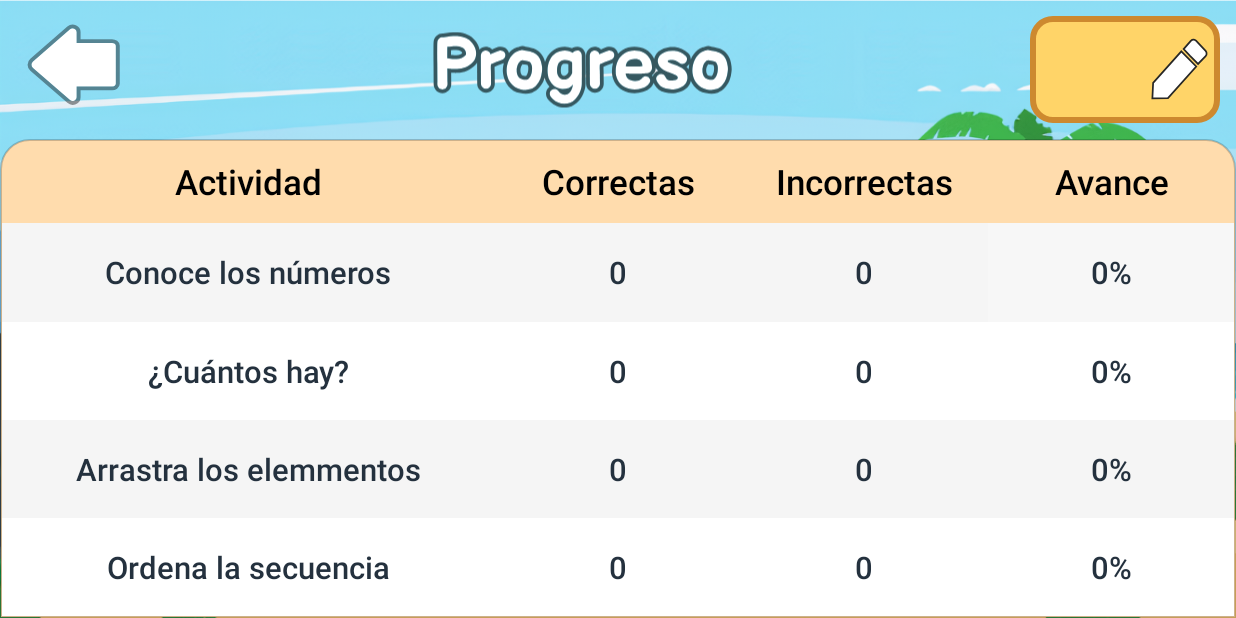
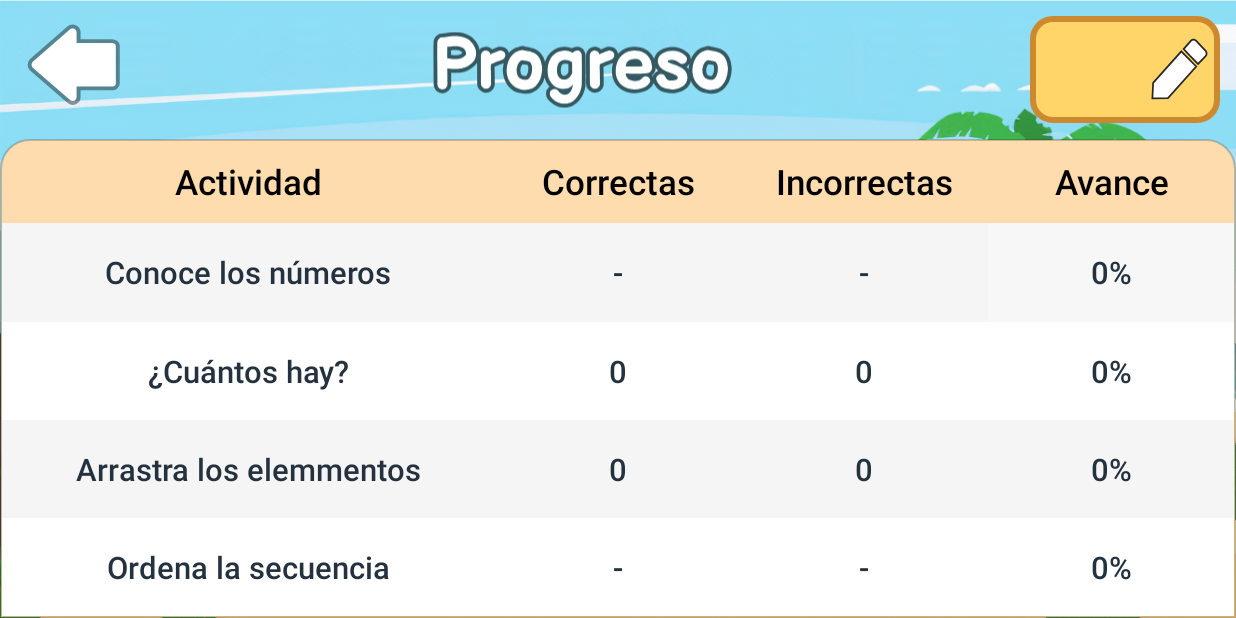
Before and after one commit to jimmy-jossue/Aprendiendo_a_contar_movil, an Android app: the ProgressFragment screen opened through its navigation route, on a phone screen of 824 x 412 dp (held sideways). Run offline under Robolectric (Android 15) with nearby library versions, the phone set to English and light mode, and no system bars; our stand-ins replace Room's generated code, sdp/ssp sizes.

Commit message:
-- Progreso - Datos de actividad Cuantos Hay -- Progreso - Datos de actividad Arrastra -- Dialog de estrellas en las 3 primeras actividades

```diff
--- a/app/src/main/java/com/janus/aprendiendoacontar/menu/MenuFragment.java
+++ b/app/src/main/java/com/janus/aprendiendoacontar/menu/MenuFragment.java
@@ -122,11 +122,11 @@ public class MenuFragment extends BaseFragment implements View.OnClickListener,
             btnCuantos.setImageResource(R.drawable.btn_menu_cuantos);
             btnCuantos.setEnabled(true);
 
-            if (avancesCuantos >= 10) {
+            if (avancesCuantos >= 15) {
                 btnArrastra.setImageResource(R.drawable.btn_menu_arrastra);
                 btnArrastra.setEnabled(true);
 
-                if (avancesArrastra > 15) {
+                if (avancesArrastra > 10) {
                     btnOrdena.setImageResource(R.drawable.btn_menu_ordena);
                     btnOrdena.setEnabled(true);
                 }
--- a/app/src/main/java/com/janus/aprendiendoacontar/menu/ProgressFragment.java
+++ b/app/src/main/java/com/janus/aprendiendoacontar/menu/ProgressFragment.java
@@ -84,33 +84,61 @@ public class ProgressFragment extends BaseFragment implements Observer, View.OnC
         TextView tvConoce_incorrectas = view.findViewById(R.id.tvConoce_incorrectas);
         TextView tvConoce_avance = view.findViewById(R.id.tvConoce_avance);
 
-        tvConoce_correctas.setText(String.valueOf(actConoce.ejerciciosCorrectos));
-        tvConoce_incorrectas.setText(String.valueOf(actConoce.ejerciciosIncorrectos));
-        tvConoce_avance.setText((actConoce.ejerciciosCorrectos * 100) / 20 + "%");
+        try {
+            tvConoce_correctas.setText(String.valueOf(actConoce.ejerciciosCorrectos));
+            tvConoce_incorrectas.setText(String.valueOf(actConoce.ejerciciosIncorrectos));
+            tvConoce_avance.setText((actConoce.ejerciciosCorrectos * 100) / 20 + "%");
+
+        } catch (Exception ex) {
+            tvConoce_correctas.setText("-");
+            tvConoce_incorrectas.setText("-");
+            tvConoce_avance.setText("0%");
+        }
+
 
         TextView tvCuantos_correctas = view.findViewById(R.id.tvCuantos_correctas);
         TextView tvCuantos_incorrectas = view.findViewById(R.id.tvCuantos_incorrectas);
         TextView tvCuantos_avance = view.findViewById(R.id.tvCuantos_avance);
 
-//        tvCuantos_correctas.setText(String.valueOf(actCuantos.ejerciciosCorrectos));
-//        tvCuantos_incorrectas.setText(String.valueOf(actCuantos.ejerciciosIncorrectos));
-//        tvCuantos_avance.setText(String.valueOf((actCuantos.ejerciciosCorrectos * 100) / 20));
-//
-//        TextView tvArrastra_correctas = view.findViewById(R.id.tvArrastra_correctas);
-//        TextView tvArrastra_incorrectas = view.findViewById(R.id.tvArrastra_incorrectas);
-//        TextView tvArrastra_avance = view.findViewById(R.id.tvArrastra_avance);
-//
-//        tvArrastra_correctas.setText(String.valueOf(actArrastra.ejerciciosCorrectos));
-//        tvArrastra_incorrectas.setText(String.valueOf(actArrastra.ejerciciosIncorrectos));
-//        tvArrastra_avance.setText(String.valueOf((actArrastra.ejerciciosCorrectos * 100) / 20));
-//
-//        TextView tvOrdena_correctas = view.findViewById(R.id.tvOrdena_correctas);
-//        TextView tvOrdena_incorrectas = view.findViewById(R.id.tvOrdena_incorrectas);
-//        TextView tvOrdena_avance = view.findViewById(R.id.tvOrdena_avance);
-//
-//        tvOrdena_correctas.setText(String.valueOf(actOrdena.ejerciciosCorrectos));
-//        tvOrdena_incorrectas.setText(String.valueOf(actOrdena.ejerciciosIncorrectos));
-//        tvOrdena_avance.setText(String.valueOf((actOrdena.ejerciciosCorrectos * 100) / 20));
+        try {
+            tvCuantos_correctas.setText(String.valueOf(actCuantos.ejerciciosCorrectos));
+            tvCuantos_incorrectas.setText(String.valueOf(actCuantos.ejerciciosIncorrectos));
+            tvCuantos_avance.setText((actCuantos.ejerciciosCorrectos * 100) / 20 + "%");
 
+        } catch (Exception ex) {
+            tvCuantos_correctas.setText("-");
+            tvCuantos_incorrectas.setText("-");
+            tvCuantos_avance.setText("0%");
+        }
+
+        TextView tvArrastra_correctas = view.findViewById(R.id.tvArrastra_correctas);
+        TextView tvArrastra_incorrectas = view.findViewById(R.id.tvArrastra_incorrectas);
+        TextView tvArrastra_avance = view.findViewById(R.id.tvArrastra_avance);
+
+        try {
+            tvArrastra_correctas.setText(String.valueOf(actArrastra.ejerciciosCorrectos));
+            tvArrastra_incorrectas.setText(String.valueOf(actArrastra.ejerciciosIncorrectos));
+            tvArrastra_avance.setText((actArrastra.ejerciciosCorrectos * 100) / 20 + "%");
+
+        } catch (Exception ex) {
+            tvArrastra_correctas.setText("-");
+            tvArrastra_incorrectas.setText("-");
+            tvArrastra_avance.setText("0%");
+        }
+
+        TextView tvOrdena_correctas = view.findViewById(R.id.tvOrdena_correctas);
+        TextView tvOrdena_incorrectas = view.findViewById(R.id.tvOrdena_incorrectas);
+        TextView tvOrdena_avance = view.findViewById(R.id.tvOrdena_avance);
+
+        try {
+            tvOrdena_correctas.setText(String.valueOf(actOrdena.ejerciciosCorrectos));
+            tvOrdena_incorrectas.setText(String.valueOf(actOrdena.ejerciciosIncorrectos));
+            tvOrdena_avance.setText((actOrdena.ejerciciosCorrectos * 100) / 20 + "%");
+
+        } catch (Exception ex) {
+            tvOrdena_correctas.setText("-");
+            tvOrdena_incorrectas.setText("-");
+            tvOrdena_avance.setText("0%");
+        }
     }
 }
```
Also changed, not shown: app/src/main/java/com/janus/aprendiendoacontar/MainActivity.java (+45 -14 lines), app/src/main/java/com/janus/aprendiendoacontar/juego/ArrastraFragment.java (+45 -9 lines), app/src/main/java/com/janus/aprendiendoacontar/juego/CuantosFragment.java (+8 -10 lines), app/src/main/java/com/janus/aprendiendoacontar/juego/CuantosHay.java (+19 -1 lines).
